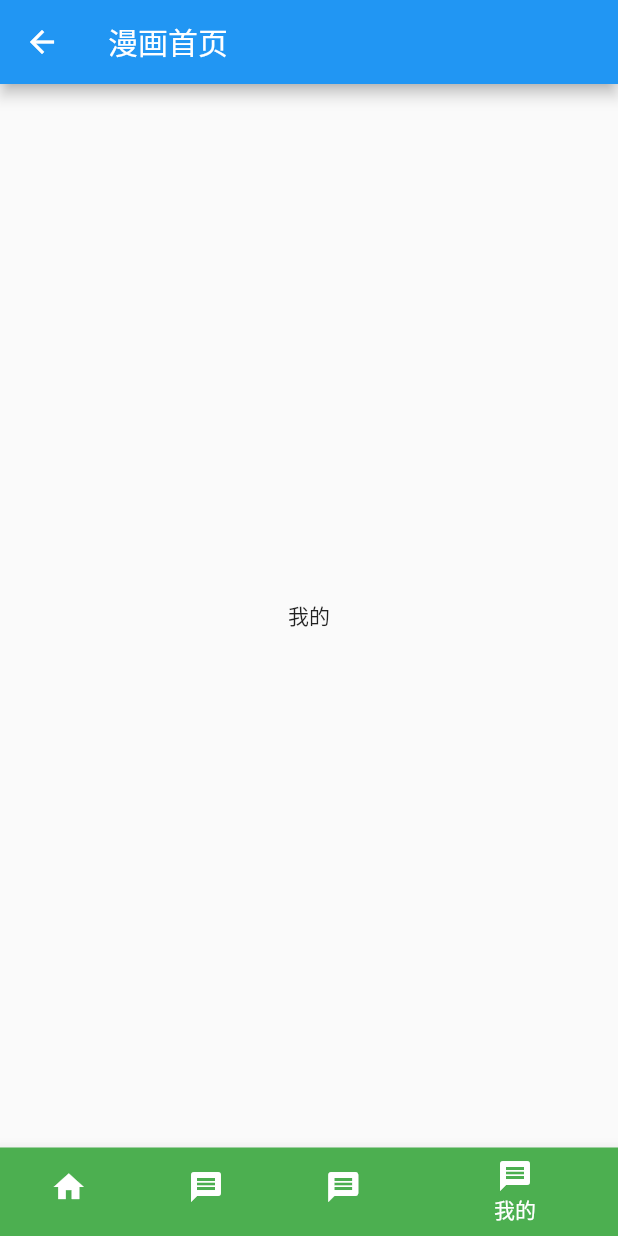
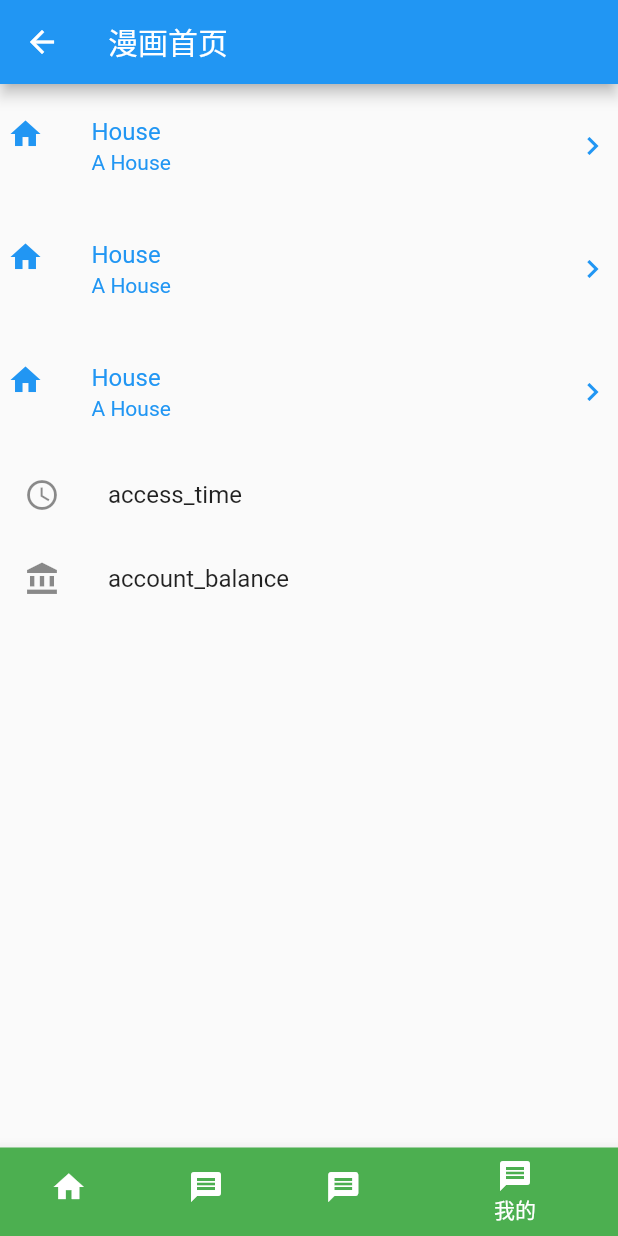
Before and after one commit to helloing6/flutterdemo, a Flutter app: the MainPage screen opened directly, item 4 of the bottom bar chosen, on a phone screen of 412 x 824 dp. Run offline on Flutter 3.47's test engine with Material 2 defaults, Android fonts, the phone set to English and light mode, and no system bars.

Commit message:
我的页面

```diff
--- a/lib/MinePage.dart
+++ b/lib/MinePage.dart
@@ -1,10 +1,42 @@
 import 'package:flutter/material.dart';
 
 /*我的页面*/
-class MinePage extends StatelessWidget{
+
+
+class MinePage extends StatelessWidget  {
+
   @override
   Widget build(BuildContext context) {
-    return new Center(child: Text("我的"),);
+    // TODO: implement build
+    return ListView(children: <Widget>[
+      ListTileWidget(),
+      ListTileWidget(),
+      ListTileWidget(),
+
+      ListTile(
+          leading: Icon(Icons.access_time), title: Text('access_time')),
+      ListTile(
+          leading: Icon(Icons.account_balance), title: Text('account_balance')),
+
+    ]);
   }
-
 }
+/*ListTile(列表瓦片)组件 , ListTile通常用于填充 ListView*/
+class ListTileWidget extends StatelessWidget {
+  @override
+  Widget build(BuildContext context) {
+    return ListTile(
+      //标题
+        title: Text("House"),
+        //副标题
+        subtitle: Text("A House"),
+        //前置图标
+        leading: Icon(Icons.home),
+        //后置图标
+        trailing: Icon(Icons.keyboard_arrow_right),
+        //内容内边距
+        contentPadding: EdgeInsets.all(5.0),
+        //是否选中状态
+        selected: true);
+  }
+}
```
